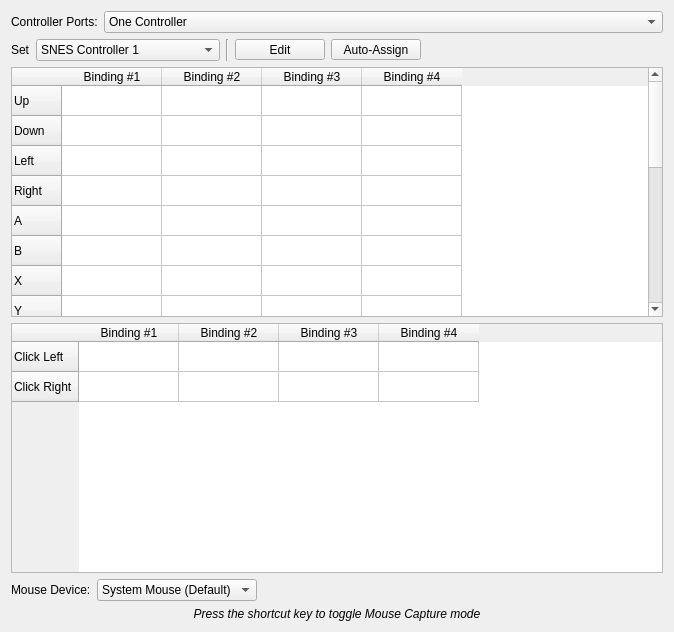
Above: qt/src/ControllerPanel.ui from Deathsoul56/snes9xrd before the change. Below: the same form after it.
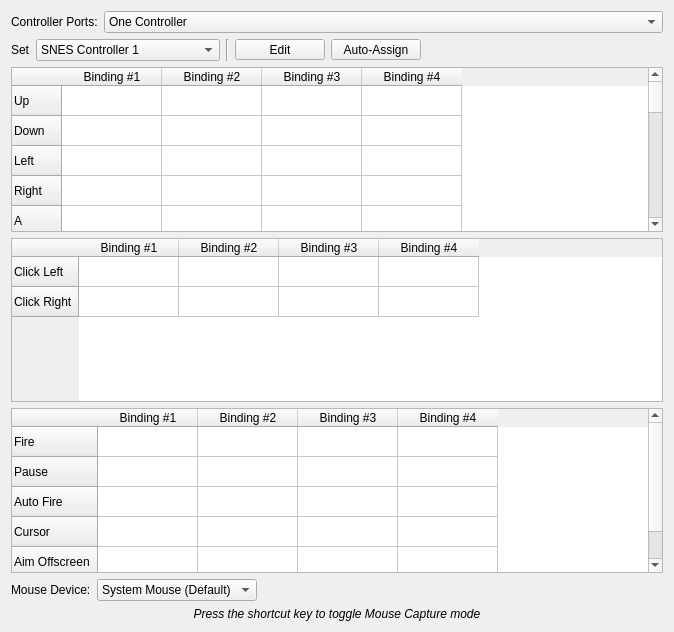
That is the form after the change. Icons and pictures are not drawn.

Commit message: Qt: Super Scope binding panel with configurable Fire/Pause/AutoFire/Cursor/AimOffscreen

Patch:
```diff
--- a/qt/src/ControllerPanel.ui
+++ b/qt/src/ControllerPanel.ui
@@ -420,6 +420,67 @@
      </column>
     </widget>
    </item>
+   <item>
+    <widget class="QTableWidget" name="tableWidget_superscope">
+     <property name="whatsThis">
+      <string>&lt;html&gt;&lt;head/&gt;&lt;body&gt;&lt;p&gt;Keyboard, gamepad or mouse-click bindings for the Super Scope's buttons.&lt;/p&gt;&lt;/body&gt;&lt;/html&gt;</string>
+     </property>
+     <property name="editTriggers">
+      <set>QAbstractItemView::EditTrigger::NoEditTriggers</set>
+     </property>
+     <property name="selectionMode">
+      <enum>QAbstractItemView::SelectionMode::SingleSelection</enum>
+     </property>
+     <attribute name="verticalHeaderCascadingSectionResizes">
+      <bool>true</bool>
+     </attribute>
+     <row>
+      <property name="text">
+       <string>Fire</string>
+      </property>
+     </row>
+     <row>
+      <property name="text">
+       <string>Pause</string>
+      </property>
+     </row>
+     <row>
+      <property name="text">
+       <string>Auto Fire</string>
+      </property>
+     </row>
+     <row>
+      <property name="text">
+       <string>Cursor</string>
+      </property>
+     </row>
+     <row>
+      <property name="text">
+       <string>Aim Offscreen</string>
+      </property>
+     </row>
+     <column>
+      <property name="text">
+       <string>Binding #1</string>
+      </property>
+     </column>
+     <column>
+      <property name="text">
+       <string>Binding #2</string>
+      </property>
+     </column>
+     <column>
+      <property name="text">
+       <string>Binding #3</string>
+      </property>
+     </column>
+     <column>
+      <property name="text">
+       <string>Binding #4</string>
+      </property>
+     </column>
+    </widget>
+   </item>
    <item>
     <layout class="QHBoxLayout" name="mouseOptionsLayout">
      <item>
```
The commit also changes 19 other files.
